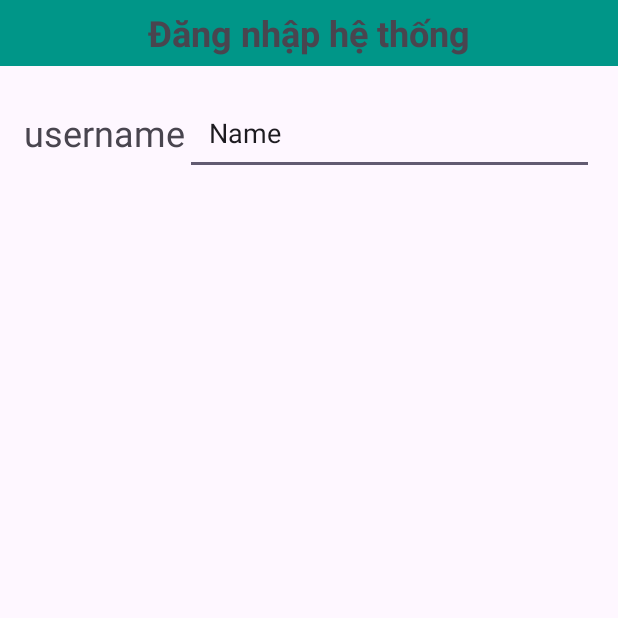
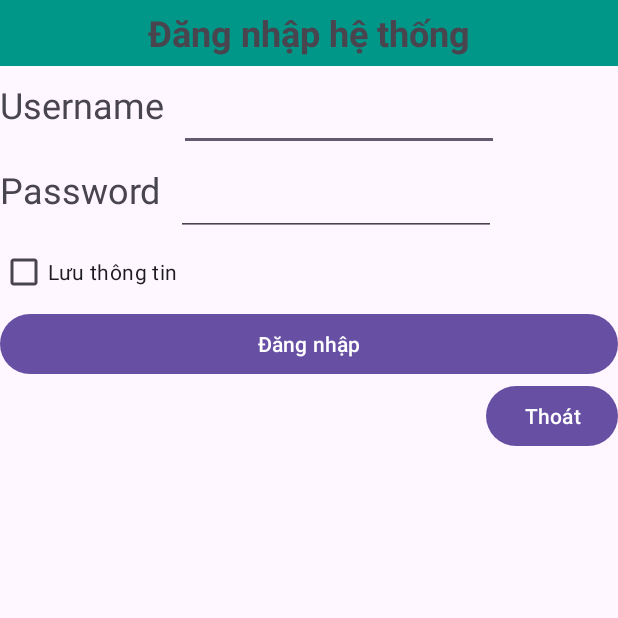
Before and after one commit to CatalizCS/Mobile-Application-Development, an Android app: the LoginAlertActivity screen opened directly, with no data from a screen before it, on a phone screen of 412 x 824 dp, the top half of it. Run offline under Robolectric (Android 15) with nearby library versions, the phone set to English and light mode, and no system bars.

Commit message:
Buổi 2 bài 7: Thực hành và hiểu được Alert Dialog

```diff
--- a/app/src/main/java/com/tama/android/LoginActivity.java
+++ b/app/src/main/java/com/tama/android/LoginActivity.java
@@ -73,4 +73,8 @@ public class LoginActivity extends Activity implements View.OnClickListener {
     public void TestTempConvert(View view) {
         startActivity(new android.content.Intent(this, TempConvertActivity.class));
     }
+
+    public void TestLoginAlert(View view) {
+        startActivity(new android.content.Intent(this, LoginAlertActivity.class));
+    }
 }
--- a/app/src/main/java/com/tama/android/LoginAlertActivity.java
+++ b/app/src/main/java/com/tama/android/LoginAlertActivity.java
@@ -3,12 +3,53 @@ package com.tama.android;
 import androidx.appcompat.app.AppCompatActivity;
 
 import android.os.Bundle;
+import android.view.View;
+import android.widget.CheckBox;
+import android.widget.CompoundButton;
+import android.widget.Toast;
 
-public class LoginAlertActivity extends AppCompatActivity {
+public class LoginAlertActivity extends AppCompatActivity implements View.OnClickListener {
 
     @Override
     protected void onCreate(Bundle savedInstanceState) {
         super.onCreate(savedInstanceState);
         setContentView(R.layout.login_alert_layout);
+
+        findViewById(R.id.btnexit).setOnClickListener(this);
+
+//        get checkedbox
+        CheckBox checkBox = (CheckBox) findViewById(R.id.checkBox);
+        checkBox.setOnCheckedChangeListener(new CompoundButton.OnCheckedChangeListener() {
+            public void onCheckedChanged(CompoundButton buttonView, boolean isChecked) {
+                if (isChecked) {
+                    Toast.makeText(LoginAlertActivity.this, "chào mừng bạn đăng nhập hệ thống, bạn đã lưu thông tin", Toast.LENGTH_SHORT).show();
+                } else {
+                    Toast.makeText(LoginAlertActivity.this, "chào mừng bạn đăng nhập hệ thống, bạn không lưu thông tin", Toast.LENGTH_SHORT).show();
+                }
+            }
+        });
+    }
+
+    @Override
+    public void onClick(View v) {
+        if (v.getId() == R.id.btnexit) {
+            android.app.AlertDialog.Builder builder = new android.app.AlertDialog.Builder(this);
+            builder.setMessage("Are you sure you want to exit?");
+            builder.setCancelable(false);
+            builder.setPositiveButton("Yes", new android.content.DialogInterface.OnClickListener() {
+                public void onClick(android.content.DialogInterface dialog, int id) {
+                    LoginAlertActivity.this.finish();
+                }
+            });
+
+            builder.setNegativeButton("No", new android.content.DialogInterface.OnClickListener() {
+                public void onClick(android.content.DialogInterface dialog, int id) {
+                    dialog.cancel();
+                }
+            });
+
+            android.app.AlertDialog alert = builder.create();
+            alert.show();
+        }
     }
 }
--- a/app/src/main/res/layout/login_alert_layout.xml
+++ b/app/src/main/res/layout/login_alert_layout.xml
@@ -11,7 +11,7 @@
 		android:layout_height="match_parent"
 		android:orientation="vertical"
 		tools:layout_editor_absoluteX="0dp"
-		tools:layout_editor_absoluteY="0dp">
+		tools:layout_editor_absoluteY="16dp">
 
 		<FrameLayout
 			android:layout_width="match_parent"
@@ -30,29 +30,67 @@
 		</FrameLayout>
 
 		<LinearLayout
-			android:layout_width="match_parent"
+			android:layout_width="wrap_content"
 			android:layout_height="wrap_content"
-			android:orientation="horizontal"
-			android:padding="16dp">
+			android:orientation="horizontal">
 
 			<TextView
-				android:id="@+id/textView2"
+				android:id="@+id/username"
 				android:layout_width="wrap_content"
 				android:layout_height="wrap_content"
-				android:layout_gravity="center"
-				android:text="username"
+				android:paddingRight="10dp"
+				android:text="Username"
 				android:textSize="24sp" />
 
 			<EditText
-				android:id="@+id/editTextText"
+				android:id="@+id/usernameInput"
 				android:layout_width="match_parent"
 				android:layout_height="wrap_content"
 				android:ems="10"
 				android:inputType="text"
-				android:padding="16dp"
-				android:text="Name" />
+				android:padding="16dp" />
+		</LinearLayout>
 
+		<LinearLayout
+			android:layout_width="wrap_content"
+			android:layout_height="wrap_content"
+			android:orientation="horizontal">
+
+			<TextView
+				android:id="@+id/password"
+				android:layout_width="wrap_content"
+				android:layout_height="wrap_content"
+				android:paddingRight="10dp"
+				android:text="Password"
+				android:textSize="24sp" />
+
+			<EditText
+				android:id="@+id/passwordInput"
+				android:layout_width="wrap_content"
+				android:layout_height="wrap_content"
+				android:ems="10"
+				android:inputType="text"
+				android:padding="16dp" />
 		</LinearLayout>
+
+		<CheckBox
+			android:id="@+id/checkBox"
+			android:layout_width="match_parent"
+			android:layout_height="wrap_content"
+			android:text="Lưu thông tin" />
+
+		<Button
+			android:id="@+id/btnlogin"
+			android:layout_width="match_parent"
+			android:layout_height="wrap_content"
+			android:text="Đăng nhập" />
+
+		<Button
+			android:id="@+id/btnexit"
+			android:layout_width="wrap_content"
+			android:layout_height="wrap_content"
+			android:layout_gravity="right"
+			android:text="Thoát" />
 
 	</LinearLayout>
 </androidx.constraintlayout.widget.ConstraintLayout>
```
Also changed, not shown: app/src/main/java/com/tama/android/UsersActivity.java (+16 -0 lines), app/src/main/res/layout/login_linear_layout.xml (+9 -2 lines).
